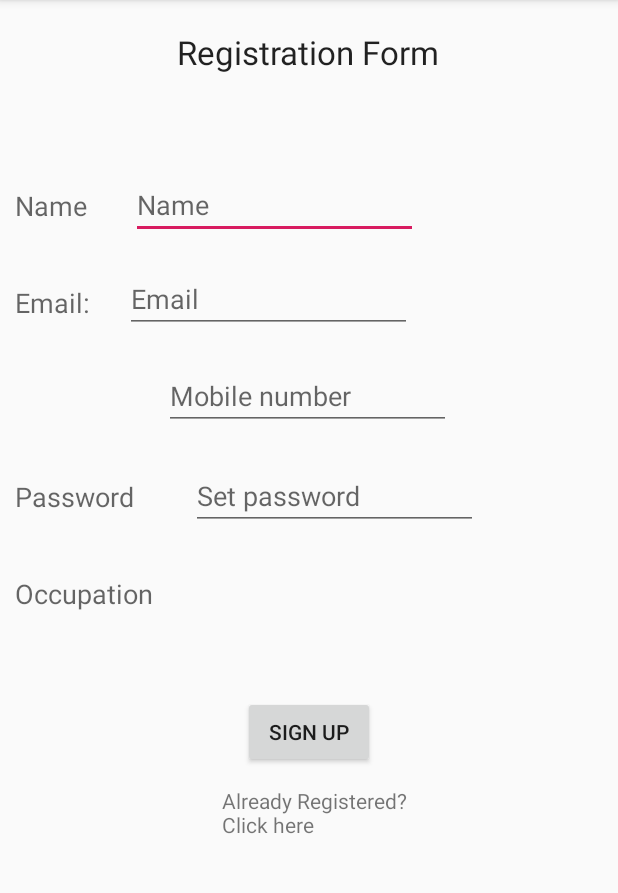
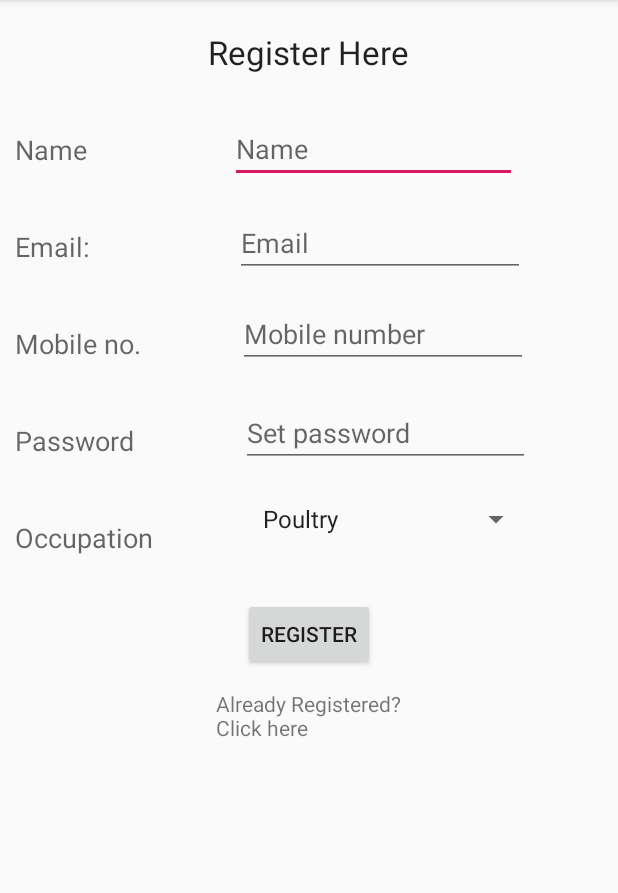
Before and after one commit to mnabeel786/Simple-Login-App, an Android app: the NextActivity screen opened directly, with no data from a screen before it, on a phone screen of 412 x 824 dp, the part 84-977 px from its top. Run offline under Robolectric (Android 15) with nearby library versions, the phone set to English and light mode, and no system bars; our stand-ins replace Firebase (no records; nobody signed in at launch, a user with empty details on screens opened directly).

Commit message:
Simple Login App

```diff
--- a/app/src/main/java/com/example/login/NextActivity.java
+++ b/app/src/main/java/com/example/login/NextActivity.java
@@ -1,22 +1,99 @@
 package com.example.login;
 
+import android.content.Intent;
+import android.support.annotation.NonNull;
 import android.support.v7.app.AppCompatActivity;
 import android.os.Bundle;
+import android.view.View;
+import android.widget.ArrayAdapter;
+import android.widget.Button;
+import android.widget.EditText;
+import android.widget.Spinner;
 import android.widget.TextView;
+import android.widget.Toast;
+
+import com.google.android.gms.tasks.OnCompleteListener;
+import com.google.android.gms.tasks.Task;
+import com.google.firebase.auth.AuthResult;
+import com.google.firebase.auth.FirebaseAuth;
 
 public class NextActivity extends AppCompatActivity {
 
-    TextView textView4;
-    String name;
+    private TextView tvLogin;
+    private EditText userName, userEmail, userPassword, num;
+    private Button register;
+    private FirebaseAuth firebaseAuth;
 
     @Override
     protected void onCreate(Bundle savedInstanceState) {
         super.onCreate(savedInstanceState);
         setContentView(R.layout.activity_next);
+        setupUIViews();
 
-        textView4 = (TextView)findViewById(R.id.textView4);
-        name = getIntent().getStringExtra("username");
+        firebaseAuth = FirebaseAuth.getInstance();
 
-        textView4.setText(name);
+        register.setOnClickListener(new View.OnClickListener() {
+            @Override
+            public void onClick(View view) {
+                if(validate()){
+                    String user_email = userEmail.getText().toString().trim();
+                    String user_pass = userPassword.getText().toString().trim();
+
+                    firebaseAuth.createUserWithEmailAndPassword(user_email, user_pass).addOnCompleteListener(new OnCompleteListener<AuthResult>() {
+                        @Override
+                        public void onComplete(@NonNull Task<AuthResult> task) {
+
+                            if(task.isSuccessful()){
+                                Toast.makeText(NextActivity.this, "Registration Successful", Toast.LENGTH_SHORT).show();
+                                startActivity(new Intent (NextActivity.this, MainActivity.class));
+                            }else{
+                                Toast.makeText(NextActivity.this, "Registration Failed", Toast.LENGTH_SHORT).show();
+                            }
+                        }
+                    });
+                }
+            }
+        });
+
+        tvLogin.setOnClickListener(new View.OnClickListener() {
+            @Override
+            public void onClick(View v) {
+                startActivity(new Intent(NextActivity.this, MainActivity.class));
+            }
+        });
+
+
+
+        Spinner spinner = (Spinner) findViewById(R.id.spinner1);
+        ArrayAdapter<String> myAdapter = new ArrayAdapter<String>(NextActivity.this,
+                android.R.layout.simple_list_item_1, getResources().getStringArray(R.array.names));
+        myAdapter.setDropDownViewResource(android.R.layout.simple_spinner_dropdown_item);
+        spinner.setAdapter(myAdapter);
+    }
+
+
+    private void setupUIViews(){
+        userName = (EditText)findViewById(R.id.name);
+        userEmail = (EditText)findViewById(R.id.email);
+        num = (EditText)findViewById(R.id.mob_num);
+        userPassword = (EditText)findViewById(R.id.pass);
+        register = (Button)findViewById(R.id.sign_up);
+        tvLogin = (TextView)findViewById(R.id.textView7);
+    }
+    private boolean validate(){
+        Boolean result = false;
+
+        String name = userName.getText().toString();
+        String password = userPassword.getText().toString();
+        String email = userEmail.getText().toString();
+        String number = num.getText().toString();
+
+        if(name.isEmpty() && password.isEmpty() && email.isEmpty() && number.isEmpty()){
+
+            Toast.makeText(this, "Please provide all the details", Toast.LENGTH_SHORT).show();
+        }else{
+            result = true;
+        }
+        return result;
     }
 }
--- a/app/src/main/res/layout/activity_next.xml
+++ b/app/src/main/res/layout/activity_next.xml
@@ -13,7 +13,7 @@
         android:layout_alignParentTop="true"
         android:layout_centerHorizontal="true"
         android:layout_marginTop="20dp"
-        android:text="Registration Form"
+        android:text="Register Here"
         android:textAppearance="?android:attr/textAppearanceLarge" />
 
     <TextView
@@ -23,7 +23,7 @@
         android:layout_below="@+id/textView1"
         android:layout_alignParentLeft="true"
         android:layout_marginLeft="10dp"
-        android:layout_marginTop="75dp"
+        android:layout_marginTop="38dp"
         android:text="Name"
         android:textAppearance="?android:attr/textAppearanceMedium" />
 
@@ -32,10 +32,10 @@
         android:layout_width="191dp"
         android:layout_height="wrap_content"
         android:layout_alignBottom="@+id/textView2"
-        android:layout_marginLeft="29dp"
+        android:layout_marginLeft="95dp"
         android:layout_marginBottom="-10dp"
         android:layout_toRightOf="@+id/textView2"
-        android:hint="Name"></EditText>
+        android:hint="Name"/>
     <TextView
         android:id="@+id/textView3"
         android:layout_width="wrap_content"
@@ -48,13 +48,13 @@
 
     <EditText
         android:id="@+id/email"
-        android:layout_width="191dp"
+        android:layout_width="192dp"
         android:layout_height="wrap_content"
         android:layout_alignLeft="@+id/name"
         android:layout_alignRight="@+id/name"
         android:layout_alignBottom="@+id/textView3"
-        android:layout_marginLeft="-4dp"
-        android:layout_marginRight="4dp"
+        android:layout_marginLeft="3dp"
+        android:layout_marginRight="-5dp"
         android:layout_marginBottom="-8dp"
         android:hint="Email" />
     <TextView
@@ -66,6 +66,7 @@
         android:layout_marginTop="40dp"
         android:text="Mobile no."
         android:textAppearance="?android:attr/textAppearanceMedium" />
+
     <EditText
         android:id="@+id/mob_num"
         android:layout_width="191dp"
@@ -73,9 +74,9 @@
         android:layout_alignLeft="@+id/email"
         android:layout_alignRight="@+id/email"
         android:layout_alignBottom="@+id/textView4"
-        android:layout_marginLeft="26dp"
-        android:layout_marginRight="-26dp"
-        android:layout_marginBottom="-8dp"
+        android:layout_marginLeft="2dp"
+        android:layout_marginRight="-2dp"
+        android:layout_marginBottom="-4dp"
         android:hint="Mobile number" />
     <TextView
         android:id="@+id/textView5"
@@ -94,9 +95,9 @@
         android:layout_alignLeft="@+id/mob_num"
         android:layout_alignRight="@+id/mob_num"
         android:layout_alignBottom="@+id/textView5"
-        android:layout_marginLeft="18dp"
-        android:layout_marginRight="-18dp"
-        android:layout_marginBottom="-10dp"
+        android:layout_marginLeft="2dp"
+        android:layout_marginRight="-1dp"
+        android:layout_marginBottom="-5dp"
         android:hint="Set password"
         android:inputType="textPassword" />
     <TextView
@@ -108,14 +109,15 @@
         android:layout_marginTop="40dp"
         android:text="Occupation"
         android:textAppearance="?android:attr/textAppearanceMedium" />
+
     <Button
         android:id="@+id/sign_up"
         android:layout_width="wrap_content"
         android:layout_height="wrap_content"
         android:layout_below="@+id/textView6"
         android:layout_centerHorizontal="true"
-        android:layout_marginTop="56dp"
-        android:text="Sign up" />
+        android:layout_marginTop="28dp"
+        android:text="Register" />
 
     <TextView
         android:id="@+id/textView7"
@@ -126,10 +128,21 @@
         android:layout_alignParentTop="true"
         android:layout_alignParentEnd="true"
         android:layout_alignParentRight="true"
-        android:layout_marginStart="148dp"
-        android:layout_marginLeft="148dp"
-        android:layout_marginTop="524dp"
-        android:layout_marginEnd="122dp"
-        android:layout_marginRight="122dp"
+        android:layout_marginStart="144dp"
+        android:layout_marginLeft="144dp"
+        android:layout_marginTop="459dp"
+        android:layout_marginEnd="126dp"
+        android:layout_marginRight="126dp"
         android:text="Already Registered? Click here" />
+
+    <Spinner
+        android:id="@+id/spinner1"
+        android:layout_width="195dp"
+        android:layout_height="44dp"
+        android:layout_alignParentTop="true"
+        android:layout_alignParentEnd="true"
+        android:layout_alignParentRight="true"
+        android:layout_marginTop="324dp"
+        android:layout_marginEnd="57dp"
+        android:layout_marginRight="57dp" />
 </RelativeLayout>
--- a/app/src/main/res/values/strings.xml
+++ b/app/src/main/res/values/strings.xml
@@ -1,3 +1,8 @@
 <resources>
     <string name="app_name">Login</string>
+
+    <string-array name="names">
+        <item>Poultry</item>
+        <item>Butcher</item>
+    </string-array>
 </resources>
--- a/build.gradle
+++ b/build.gradle
@@ -7,7 +7,8 @@ buildscript {
 
     }
     dependencies {
-        classpath 'com.android.tools.build:gradle:3.3.0'
+        classpath 'com.android.tools.build:gradle:3.3.1'
+        classpath 'com.google.gms:google-services:4.2.0'
 
         // NOTE: Do not place your application dependencies here; they belong
         // in the individual module build.gradle files
@@ -18,6 +19,9 @@ allprojects {
     repositories {
         google()
         jcenter()
+        maven{
+            url "https://maven.google.com"//Google's Maven repository
+        }
 
     }
 }
```
Also changed, not shown: app/build.gradle (+11 -0 lines), app/src/main/java/com/example/login/MainActivity.java (+25 -21 lines), app/src/main/res/layout/activity_main.xml (+26 -32 lines).
